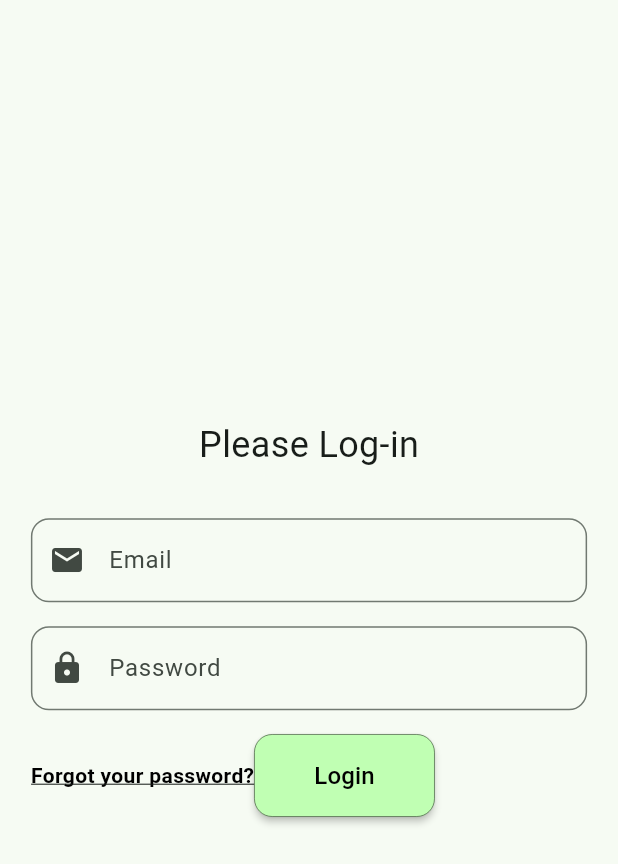
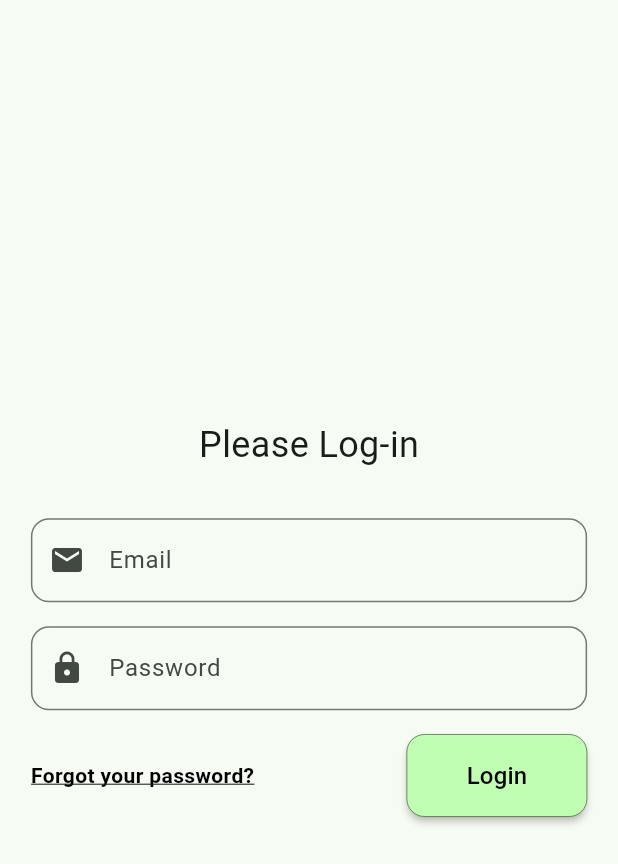
Before and after one commit to ObedDM/Fitness-system-project, a Flutter app: the screen it shows after launch, on a phone screen of 412 x 824 dp. Shown: the top 864 px of the screen. Run offline on Flutter 3.47's test engine with Material 3 defaults, Android fonts, the light colour scheme and no system bars.

Commit message:
Fix: spacing between login button and forgot password text

```diff
--- a/mobile/lib/features/auth/screens/login_screen.dart
+++ b/mobile/lib/features/auth/screens/login_screen.dart
@@ -63,7 +63,7 @@
                       const SizedBox(height: 16),
 
                       Row(
-                        mainAxisAlignment: MainAxisAlignment.start,
+                        mainAxisAlignment: MainAxisAlignment.spaceBetween,
                         children: [
                           // Forgot your password? text
                           Text(
```
